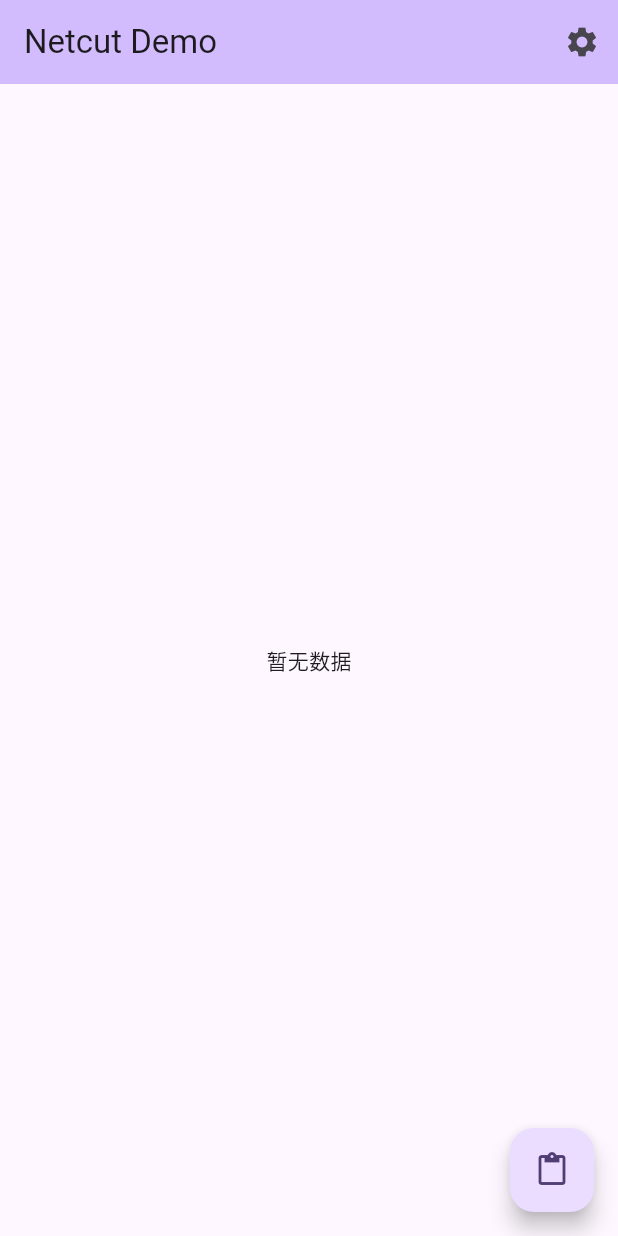
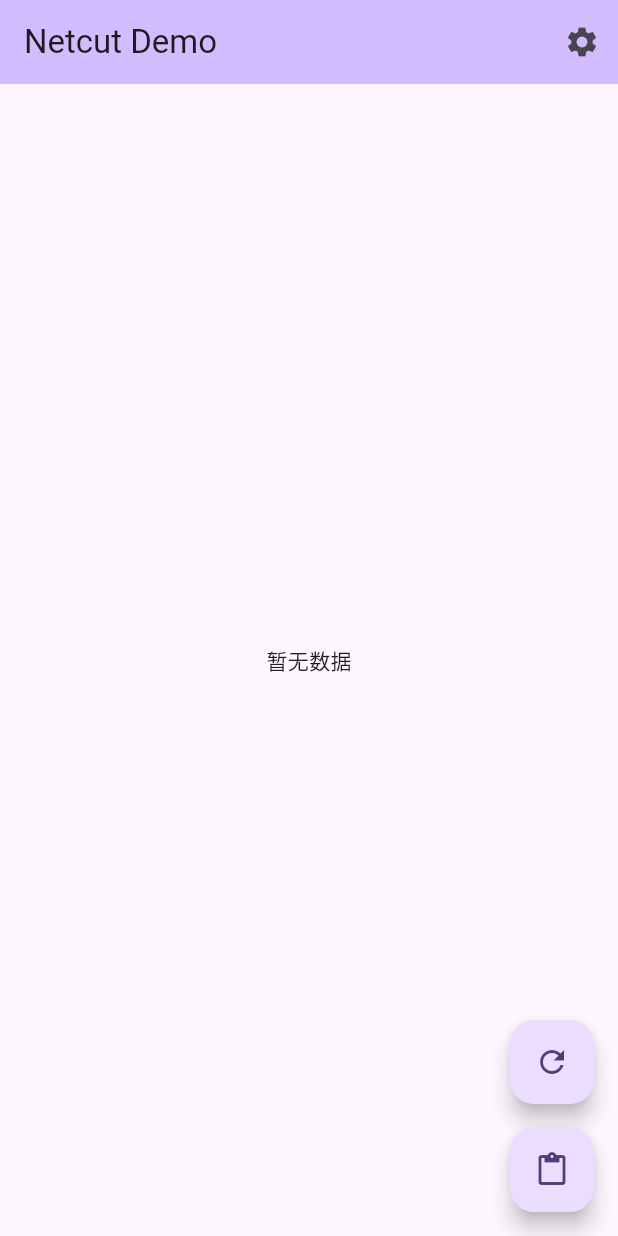
Before and after one commit to callmepeanut/texttransfer, a Flutter app: the screen it shows after launch, on a phone screen of 412 x 824 dp. Run offline on Flutter 3.47's test engine with Material 3 defaults, Android fonts, the phone set to English and light mode, and no system bars; our stand-ins replace fluttertoast, shared_preferences.

Commit message:
ADD: refresh btn

```diff
--- a/lib/main.dart
+++ b/lib/main.dart
@@ -218,9 +218,21 @@
                 );
               },
             ),
-      floatingActionButton: FloatingActionButton(
-        onPressed: _isLoading ? null : _addClipboardText,
-        child: const Icon(Icons.content_paste),
+      floatingActionButton: Column(
+        mainAxisAlignment: MainAxisAlignment.end,
+        children: [
+          FloatingActionButton(
+            onPressed: _isLoading ? null : _makeNetcutRequest,
+            heroTag: 'refresh',
+            child: const Icon(Icons.refresh),
+          ),
+          const SizedBox(height: 16),
+          FloatingActionButton(
+            onPressed: _isLoading ? null : _addClipboardText,
+            heroTag: 'paste',
+            child: const Icon(Icons.content_paste),
+          ),
+        ],
       ),
     );
   }
```
